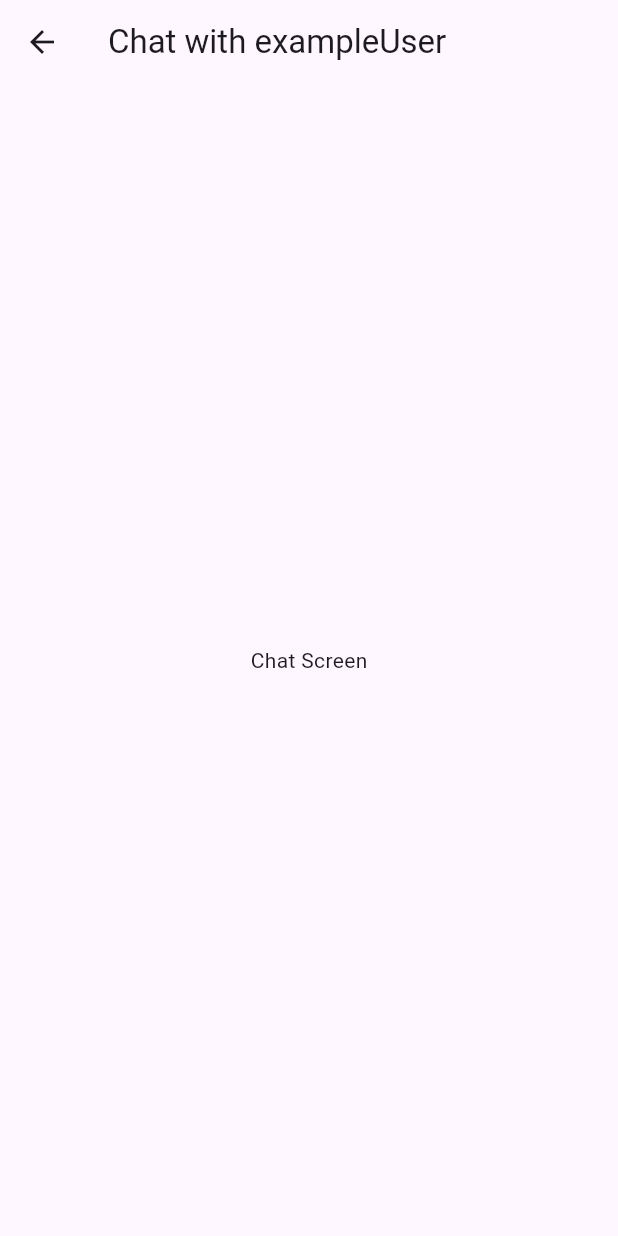
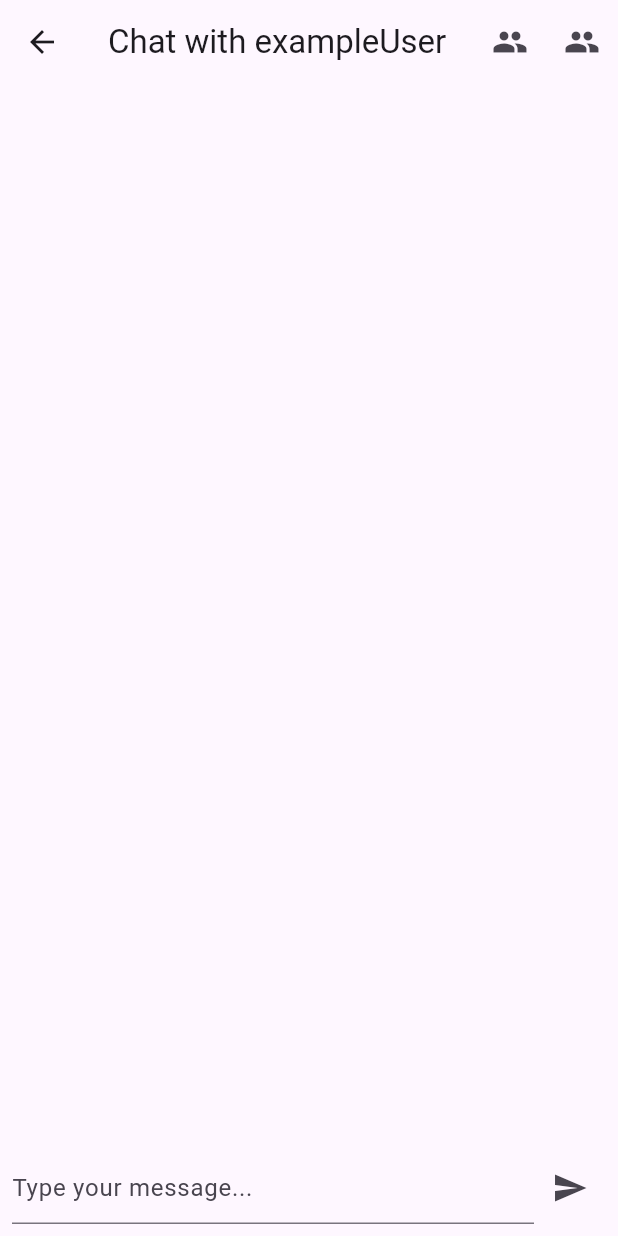
Before and after one commit to IAmPepsi/famdax, a Flutter app: the screen it shows after launch, after a tap on "Welcome to the Chat Messenger! Tap to ch", on a phone screen of 412 x 824 dp. Run offline on Flutter 3.47's test engine with Material 3 defaults, Android fonts, the phone set to English and light mode, and no system bars.

Commit message:
list & add

```diff
--- a/flutter_application_1/lib/main.dart
+++ b/flutter_application_1/lib/main.dart
@@ -1,4 +1,13 @@
 import 'package:flutter/material.dart';
+import 'package:flutter_application_1/providers/chat_provider.dart';
+import 'package:provider/provider.dart';
 import 'app.dart';
 
-void main() => runApp(MyApp());
+void main() {
+  runApp(
+    ChangeNotifierProvider(
+      create: (context) => ChatProvider(),
+      child: MyApp(),
+    ),
+  );
+}
--- a/flutter_application_1/lib/models/user.dart
+++ b/flutter_application_1/lib/models/user.dart
@@ -1,5 +1,6 @@
+// lib/models/user.dart
 class User {
-  String username;
+  final String username;
 
   User({required this.username});
 }
--- /dev/null
+++ b/flutter_application_1/lib/providers/chat_provider.dart
@@ -0,0 +1,18 @@
+// lib/providers/chat_provider.dart
+import 'package:flutter/material.dart';
+
+class ChatProvider extends ChangeNotifier {
+  List<String> messages = [];
+
+  void addMessage(String message) {
+    messages.add(message);
+    notifyListeners();
+  }
+
+  void removeOldestMessage() {
+    if (messages.isNotEmpty) {
+      messages.removeAt(0);
+      notifyListeners();
+    }
+  }
+}
--- a/flutter_application_1/lib/screens/chat_screen.dart
+++ b/flutter_application_1/lib/screens/chat_screen.dart
@@ -1,4 +1,10 @@
+// lib/screens/chat_screen.dart
+import 'dart:async';
 import 'package:flutter/material.dart';
+import 'package:provider/provider.dart';
+import '/providers/chat_provider.dart';
+import 'user_list_screen.dart';
+import 'friend_list_screen.dart';
 
 class ChatScreen extends StatefulWidget {
   final String username;
@@ -10,14 +16,106 @@ class ChatScreen extends StatefulWidget {
 }
 
 class _ChatScreenState extends State<ChatScreen> {
+  TextEditingController _messageController = TextEditingController();
+
   @override
   Widget build(BuildContext context) {
+    var chatProvider = Provider.of<ChatProvider>(context);
+
     return Scaffold(
       appBar: AppBar(
         title: Text('Chat with ${widget.username}'),
+        actions: [
+          IconButton(
+            icon: Icon(Icons.group),
+            onPressed: () {
+              _navigateToUserList();
+            },
+          ),
+          IconButton(
+            icon: Icon(Icons.people),
+            onPressed: () {
+              _navigateToFriendList();
+            },
+          ),
+        ],
       ),
-      body: Center(
-        child: Text('Chat Screen'),
+      body: Column(
+        children: [
+          Expanded(
+            child: ListView.builder(
+              itemCount: chatProvider.messages.length,
+              itemBuilder: (context, index) {
+                return ListTile(
+                  title: Text(chatProvider.messages[index]),
+                );
+              },
+            ),
+          ),
+          _buildMessageInput(),
+        ],
+      ),
+    );
+  }
+
+  Widget _buildMessageInput() {
+    return Padding(
+      padding: const EdgeInsets.all(8.0),
+      child: Row(
+        children: [
+          Expanded(
+            child: TextField(
+              controller: _messageController,
+              decoration: InputDecoration(
+                hintText: 'Type your message...',
+              ),
+            ),
+          ),
+          IconButton(
+            icon: Icon(Icons.send),
+            onPressed: () {
+              _sendMessage(context);
+            },
+          ),
+        ],
+      ),
+    );
+  }
+
+  void _sendMessage(BuildContext context) {
+    var chatProvider = Provider.of<ChatProvider>(context, listen: false);
+
+    String message = _messageController.text.trim();
+    if (message.isNotEmpty) {
+      chatProvider.addMessage('${widget.username}: $message');
+      _messageController.clear();
+      _scheduleMessageRemoval(context);
+    }
+  }
+
+  void _scheduleMessageRemoval(BuildContext context) {
+    var chatProvider = Provider.of<ChatProvider>(context, listen: false);
+
+    // Schedule the removal of the last message after 60 seconds
+    Future.delayed(Duration(seconds: 60), () {
+      chatProvider.removeOldestMessage();
+    });
+  }
+
+  void _navigateToUserList() {
+    Navigator.push(
+      context,
+      MaterialPageRoute(
+        builder: (context) => UserListScreen(currentUsername: widget.username),
+      ),
+    );
+  }
+
+  void _navigateToFriendList() {
+    Navigator.push(
+      context,
+      MaterialPageRoute(
+        builder: (context) => FriendListScreen(friends: []),
       ),
     );
   }
--- a/flutter_application_1/lib/screens/home_screen.dart
+++ b/flutter_application_1/lib/screens/home_screen.dart
@@ -1,5 +1,7 @@
+// lib/screens/home_screen.dart
 import 'package:flutter/material.dart';
 import 'chat_screen.dart';
+import 'registration_screen.dart';
 
 class HomeScreen extends StatefulWidget {
   @override
@@ -14,7 +16,10 @@ class _HomeScreenState extends State<HomeScreen> {
         title: Text('Chat Messenger'),
       ),
       body: Center(
-        child: GestureDetector(
+        child: Column(
+          mainAxisAlignment: MainAxisAlignment.center,
+          children: [
+            GestureDetector(
               onTap: () {
                 Navigator.push(
                   context,
@@ -25,6 +30,20 @@ class _HomeScreenState extends State<HomeScreen> {
               },
               child: Text('Welcome to the Chat Messenger! Tap to chat.'),
             ),
+            SizedBox(height: 16.0),
+            ElevatedButton(
+              onPressed: () {
+                Navigator.push(
+                  context,
+                  MaterialPageRoute(
+                    builder: (context) => RegistrationScreen(),
+                  ),
+                );
+              },
+              child: Text('Register'),
+            ),
+          ],
+        ),
       ),
     );
   }
--- a/flutter_application_1/pubspec.yaml
+++ b/flutter_application_1/pubspec.yaml
@@ -10,6 +10,7 @@ cupertino_icons: ^0.1.3
 dependencies:
   flutter:
     sdk: flutter
+  provider: ^6.1.1
 
 dev_dependencies:
   flutter_test:
```
Also changed, not shown: flutter_application_1/lib/screens/friend_list_screen.dart (added, +31 -0 lines), flutter_application_1/lib/screens/registration_screen.dart (added, +61 -0 lines), flutter_application_1/lib/screens/user_list_screen.dart (added, +56 -0 lines), flutter_application_1/pubspec.lock, 6 other files. Lines whose indentation alone changed are shown as unchanged.
